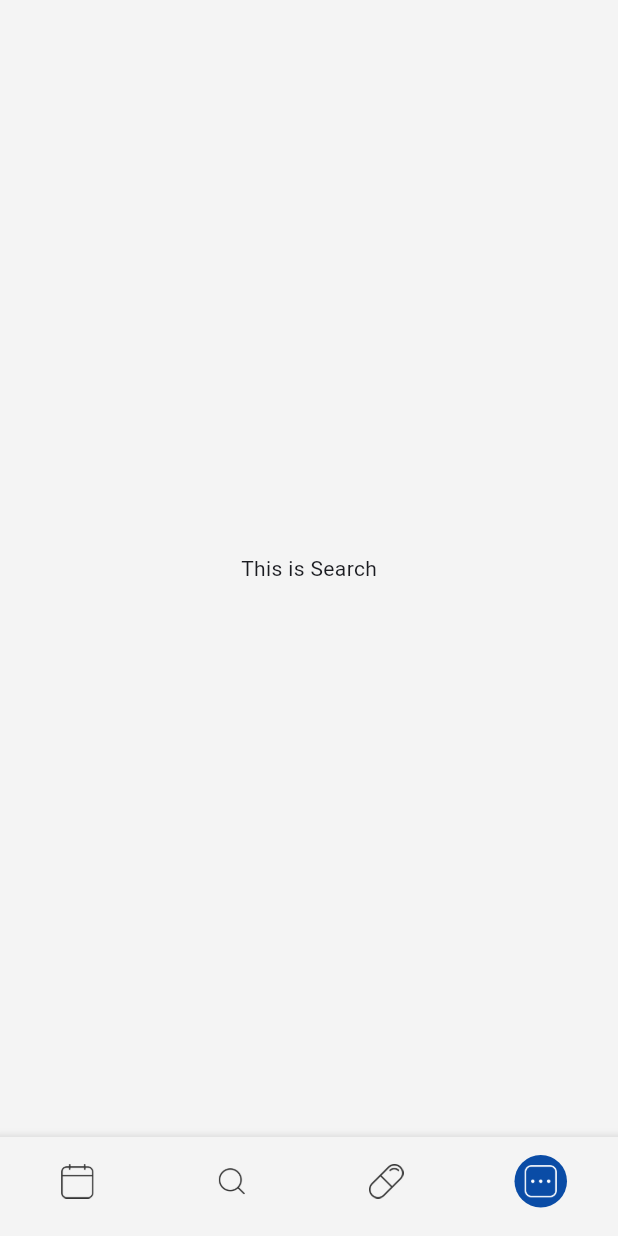
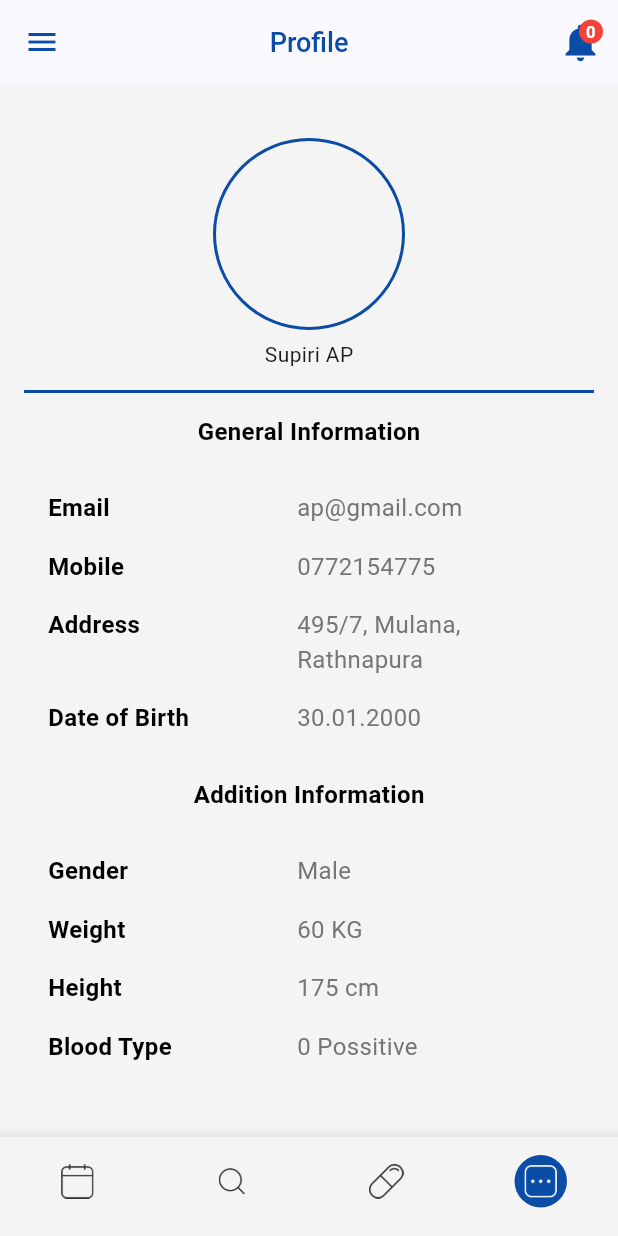
Before and after one commit to saimaboy/aarogya_meds, a Flutter app: the screen it shows after launch, item 4 of the bottom bar chosen, on a phone screen of 412 x 824 dp. Run offline on Flutter 3.47's test engine with Material 3 defaults, Android fonts, the phone set to English and light mode, and no system bars.

Commit message:
Scratched the profile page

```diff
--- /dev/null
+++ b/lib/screens/Profile/profile_main.dart
@@ -0,0 +1,152 @@
+import 'package:aarogya_meds/utils/common.dart';
+import 'package:aarogya_meds/widget/appbars/menu_notification_appbar.dart';
+import 'package:flutter/material.dart';
+
+class ProfilePage extends StatefulWidget {
+  const ProfilePage({super.key});
+
+  @override
+  State<ProfilePage> createState() => _ProfilePageState();
+}
+
+class _ProfilePageState extends State<ProfilePage> {
+  @override
+  Widget build(BuildContext context) {
+    return Scaffold(
+        appBar: const MenuNotification(title: "Profile"),
+        body: Container(
+          padding: const EdgeInsets.all(16.0),
+          child:
+              Column(crossAxisAlignment: CrossAxisAlignment.center, children: [
+            const SizedBox(height: 20),
+            Stack(
+              alignment: Alignment.center,
+              children: [
+                Container(
+                  padding: const EdgeInsets.all(2),
+                  decoration: BoxDecoration(
+                    shape: BoxShape.circle,
+                    border: Border.all(
+                      color: AppColors.primary,
+                      width: 2.0,
+                    ),
+                  ),
+                  child: const CircleAvatar(
+                    radius: 60,
+                    backgroundColor: Colors.transparent,
+                  ),
+                ),
+              ],
+            ),
+            const SizedBox(height: 6),
+            const Text("Supiri AP"),
+            const Divider(
+              color: AppColors.primary,
+              height: 30,
+              thickness: 2,
+            ),
+            const Column(
+              children: [
+                Text(
+                  "General Information",
+                  style: TextStyle(
+                    fontSize: 16,
+                    color: Colors.black,
+                    fontWeight: FontWeight.bold,
+                  ),
+                ),
+                SizedBox(height: 20),
+                ProfileInfoItem(
+                  title: 'Email',
+                  value: 'ap@gmail.com',
+                ),
+                ProfileInfoItem(
+                  title: 'Mobile',
+                  value: '0772154775',
+                ),
+                ProfileInfoItem(
+                  title: 'Address',
+                  value: '495/7, Mulana, Rathnapura',
+                ),
+                ProfileInfoItem(
+                  title: 'Date of Birth',
+                  value: '30.01.2000',
+                ),
+                SizedBox(height: 20),
+                Text(
+                  "Addition Information",
+                  style: TextStyle(
+                    fontSize: 16,
+                    color: Colors.black,
+                    fontWeight: FontWeight.bold,
+                  ),
+                ),
+                SizedBox(height: 20),
+                ProfileInfoItem(
+                  title: 'Gender',
+                  value: 'Male',
+                ),
+                ProfileInfoItem(
+                  title: 'Weight',
+                  value: '60 KG',
+                ),
+                ProfileInfoItem(
+                  title: 'Height',
+                  value: '175 cm',
+                ),
+                ProfileInfoItem(
+                  title: 'Blood Type',
+                  value: '0 Possitive',
+                ),
+              ],
+            ),
+          ]),
+        ));
+  }
+}
+
+class ProfileInfoItem extends StatelessWidget {
+  final String title;
+  final String value;
+
+  const ProfileInfoItem({super.key, required this.title, required this.value});
+
+  @override
+  Widget build(BuildContext context) {
+    return Padding(
+      padding: const EdgeInsets.symmetric(vertical: 8.0),
+      child: Padding(
+        padding: const EdgeInsets.symmetric(horizontal: 16.0),
+        child: Align(
+          alignment: Alignment.centerLeft,
+          child: Row(
+            crossAxisAlignment: CrossAxisAlignment.start,
+            children: [
+              SizedBox(
+                width: 150,
+                child: Text(
+                  title,
+                  style: const TextStyle(
+                    fontSize: 16,
+                    color: Colors.black,
+                    fontWeight: FontWeight.bold,
+                  ),
+                ),
+              ),
+              const SizedBox(width: 16),
+              Flexible(
+                child: Text(
+                  value,
+                  style: TextStyle(
+                    color: Colors.grey[600],
+                    fontSize: 16,
+                  ),
+                ),
+              ),
+            ],
+          ),
+        ),
+      ),
+    );
+  }
+}
--- a/lib/screens/wrapper.dart
+++ b/lib/screens/wrapper.dart
@@ -1,4 +1,5 @@
 import 'package:aarogya_meds/screens/Home/home_main.dart';
+import 'package:aarogya_meds/screens/Profile/profile_main.dart';
 import 'package:aarogya_meds/screens/pill.dart';
 import 'package:aarogya_meds/screens/search.dart';
 import 'package:aarogya_meds/utils/common.dart';
@@ -19,7 +20,7 @@ class _WrapperState extends State<Wrapper> {
     const HomeMain(),
     const SearchPage(),
     const PillPage(),
-    const PillPage(),
+    const ProfilePage(),
   ];
 
   void onItemTap(int index) {
```
